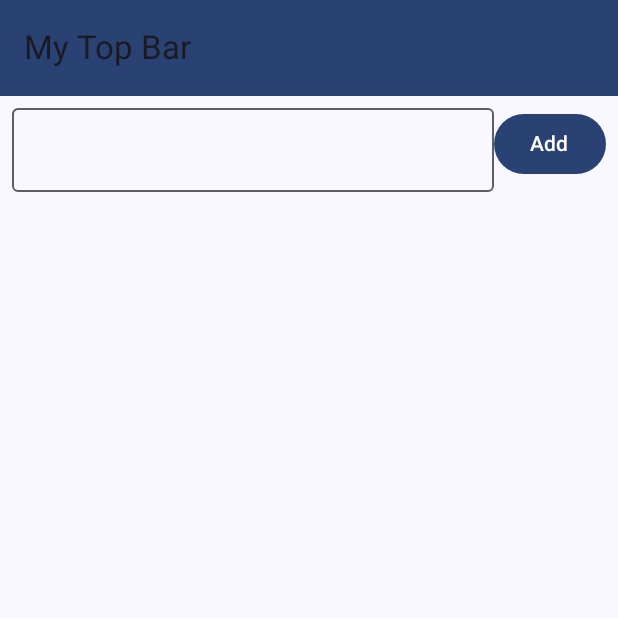
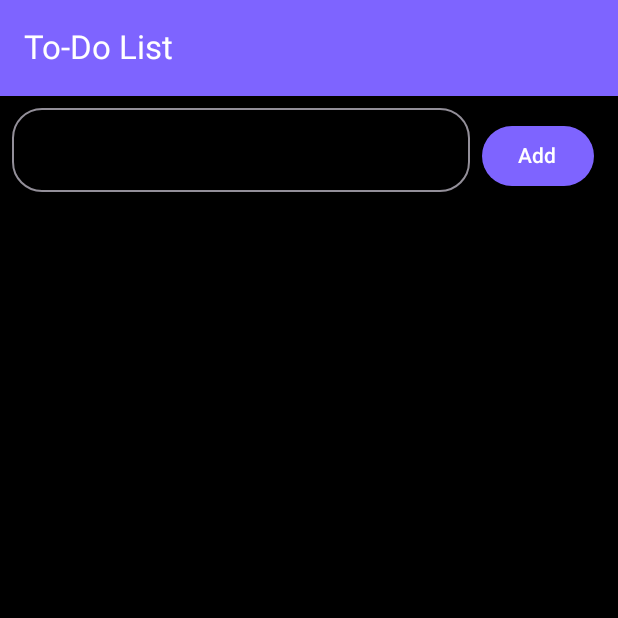
Before and after one commit to harshvardhan2511/ToDoApp, an Android app built with Jetpack Compose: the screen it shows after launch (MainActivity), on a phone screen of 412 x 824 dp, the top half of it. Run offline under Robolectric (Android 15) with nearby library versions, the phone set to English and light mode, and no system bars; our stand-ins replace Room's generated code, livedata-compose.

Commit message:
Beautify UI + Date format updated

```diff
--- a/app/src/main/java/com/example/to_dolist/MainActivity.kt
+++ b/app/src/main/java/com/example/to_dolist/MainActivity.kt
@@ -1,9 +1,11 @@
 package com.example.to_dolist
 
+import android.os.Build
 import android.os.Bundle
 import androidx.activity.ComponentActivity
 import androidx.activity.compose.setContent
 import androidx.activity.enableEdgeToEdge
+import androidx.annotation.RequiresApi
 import androidx.compose.foundation.background
 import androidx.compose.foundation.layout.fillMaxSize
 import androidx.compose.foundation.layout.padding
@@ -23,6 +25,7 @@ import com.example.to_dolist.ui.theme.Purple40
 import com.example.to_dolist.ui.theme.ToDoListTheme
 
 class MainActivity : ComponentActivity() {
+    @RequiresApi(Build.VERSION_CODES.O)
     override fun onCreate(savedInstanceState: Bundle?) {
         super.onCreate(savedInstanceState)
         enableEdgeToEdge()
--- a/app/src/main/java/com/example/to_dolist/ToDoListPage.kt
+++ b/app/src/main/java/com/example/to_dolist/ToDoListPage.kt
@@ -33,6 +33,9 @@ import java.util.Locale
 import androidx.compose.material3.*
 import androidx.compose.ui.platform.LocalContext
 import androidx.compose.ui.text.input.TextFieldValue
+import androidx.compose.ui.tooling.preview.Preview
+import androidx.compose.ui.tooling.preview.PreviewParameter
+import com.example.to_dolist.ui.theme.Purple40
 
 
 @OptIn(ExperimentalMaterial3Api::class)
@@ -51,9 +54,9 @@ fun TodoListPage(viewModel: TodoViewModel){
 
         topBar = {
             TopAppBar(
-                title = { Text("My Top Bar") },
+                title = { Text("To-Do List", color = Color.White) },
                 colors = TopAppBarDefaults.smallTopAppBarColors(
-                    containerColor = MaterialTheme.colorScheme.primary
+                    containerColor = Purple40
                 )
             )
         },
@@ -74,21 +77,25 @@ fun TodoListPage(viewModel: TodoViewModel){
                         horizontalArrangement = Arrangement.SpaceBetween
                     ) {
                         OutlinedTextField(
-                            modifier= Modifier.weight(1f),
+                            modifier= Modifier.weight(2f),
                             value = inputText,
                             onValueChange = {
                                 inputText = it
-                            })
-                        Button(onClick = {
+                            },
+                            shape = RoundedCornerShape(20.dp),
+                            )
+                        Button(modifier = Modifier.padding(8.dp),
+                            onClick = {
                             if(inputText.isNotEmpty()){
                                 viewModel.addTodo(inputText)
                                 inputText = ""
                             }else{
                                 Toast.makeText(context, "Please enter some text", Toast.LENGTH_SHORT).show()
                             }
+                        }
 
-                        }) {
-                            Text(text = "Add")
+                        ) {
+                            Text(text = "Add", color = Color.White)
                         }
                     }
 
@@ -125,7 +132,8 @@ fun TodoListPage(viewModel: TodoViewModel){
 fun TodoItem(item : toDoList, viewModel: TodoViewModel ,onDelete : ()-> Unit) {
 
     var showDialog by remember { mutableStateOf(false) }
-    var textInput by remember { mutableStateOf(TextFieldValue("")) }
+    val text = item.title
+    var textInput by remember { mutableStateOf(TextFieldValue(text)) }
     val context = LocalContext.current
 
     Row(
@@ -142,7 +150,12 @@ fun TodoItem(item : toDoList, viewModel: TodoViewModel ,onDelete : ()-> Unit) {
             modifier = Modifier.weight(1f)
         ) {
             Text(
-                text = SimpleDateFormat("HH:mm:aa, dd/mm", Locale.ENGLISH).format(item.date),
+                text = SimpleDateFormat("EEE, MMM d", Locale.ENGLISH).format(item.date),
+                fontSize = 12.sp,
+                color = Color.LightGray
+            )
+            Text(
+                text = SimpleDateFormat("HH:mm:aa", Locale.ENGLISH).format(item.date),
                 fontSize = 12.sp,
                 color = Color.LightGray
             )
@@ -173,13 +186,14 @@ fun TodoItem(item : toDoList, viewModel: TodoViewModel ,onDelete : ()-> Unit) {
     if (showDialog) {
         AlertDialog(
             onDismissRequest = { showDialog = false },
-            title = { Text(text = "Enter Your Input") },
+            title = { Text(text = "Edit Task") },
             text = {
                 // Text input field inside the dialog
                 OutlinedTextField(
                     value = textInput,
                     onValueChange = { newValue -> textInput = newValue },
-                    label = { Text("Your input") },
+                    placeholder = { Text("Enter Text") },
+                    label = { Text("Enter Text") },
                     modifier = Modifier.fillMaxWidth() // Make the text field fill the dialog width
                 )
             },
--- a/app/src/main/java/com/example/to_dolist/ui/theme/Color.kt
+++ b/app/src/main/java/com/example/to_dolist/ui/theme/Color.kt
@@ -2,10 +2,7 @@ package com.example.to_dolist.ui.theme
 
 import androidx.compose.ui.graphics.Color
 
-val Purple80 = Color(0xFFD0BCFF)
+
+val Purple40 = Color(0xFF7E64FF)
 val PurpleGrey80 = Color(0xFFCCC2DC)
 val Pink80 = Color(0xFFEFB8C8)
-
-val Purple40 = Color(0xFF6650a4)
-val PurpleGrey40 = Color(0xFF625b71)
-val Pink40 = Color(0xFF7D5260)
--- a/app/src/main/java/com/example/to_dolist/ui/theme/Theme.kt
+++ b/app/src/main/java/com/example/to_dolist/ui/theme/Theme.kt
@@ -9,18 +9,20 @@ import androidx.compose.material3.dynamicDarkColorScheme
 import androidx.compose.material3.dynamicLightColorScheme
 import androidx.compose.material3.lightColorScheme
 import androidx.compose.runtime.Composable
+import androidx.compose.ui.graphics.Color
 import androidx.compose.ui.platform.LocalContext
 
 private val DarkColorScheme = darkColorScheme(
-    primary = Purple80,
+    primary = Purple40,
     secondary = PurpleGrey80,
-    tertiary = Pink80
+    tertiary = Pink80,
+    background = Color.Black,
 )
 
-private val LightColorScheme = lightColorScheme(
-    primary = Purple40,
-    secondary = PurpleGrey40,
-    tertiary = Pink40
+//private val LightColorScheme = lightColorScheme(
+//    primary = Purple40,
+//    secondary = PurpleGrey40,
+//    tertiary = Pink40
 
     /* Other default colors to override
     background = Color(0xFFFFFBFE),
@@ -31,7 +33,7 @@ private val LightColorScheme = lightColorScheme(
     onBackground = Color(0xFF1C1B1F),
     onSurface = Color(0xFF1C1B1F),
     */
-)
+//)
 
 @Composable
 fun ToDoListTheme(
@@ -40,15 +42,17 @@ fun ToDoListTheme(
     dynamicColor: Boolean = true,
     content: @Composable () -> Unit
 ) {
-    val colorScheme = when {
-        dynamicColor && Build.VERSION.SDK_INT >= Build.VERSION_CODES.S -> {
-            val context = LocalContext.current
-            if (darkTheme) dynamicDarkColorScheme(context) else dynamicLightColorScheme(context)
-        }
+    val colorScheme = DarkColorScheme
+//    val colorScheme = when {
+//        dynamicColor && Build.VERSION.SDK_INT >= Build.VERSION_CODES.S -> {
+//            val context = LocalContext.current
+//           if (darkTheme) dynamicDarkColorScheme(context) else dynamicLightColorScheme(context)
+//            dynamicDarkColorScheme(context)
+//        }
 
-        darkTheme -> DarkColorScheme
-        else -> LightColorScheme
-    }
+//        darkTheme -> DarkColorScheme
+ //       else -> LightColorScheme
+// }
 
     MaterialTheme(
         colorScheme = colorScheme,
```
